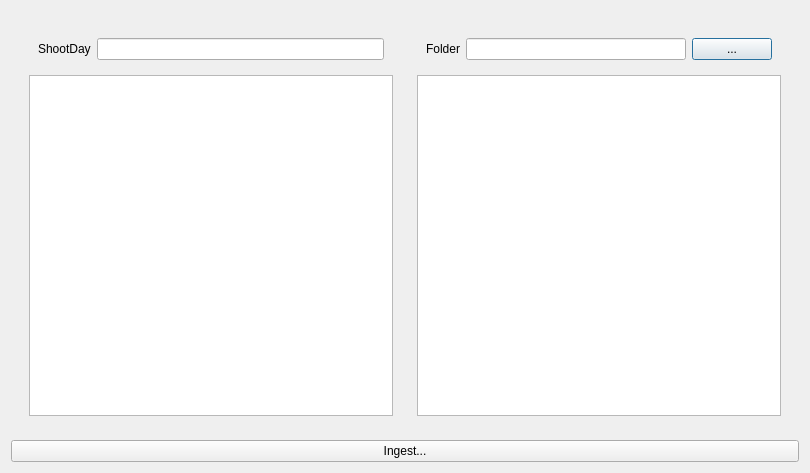
Before: the Qt Designer form resources/dialog.ui in ron-fischer-foxvfxlab/tk-multi-ingestapp, drawn with Qt 5.
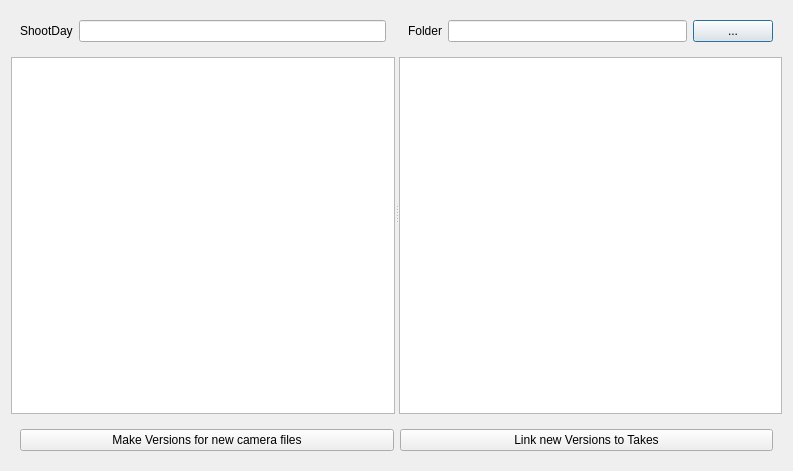
After: the same form once the commit is applied.

Commit message: Add lib subdir (removed from gitignore!) Initial processing routine for ingest.

The edit to the form file:
```diff
--- a/resources/dialog.ui
+++ b/resources/dialog.ui
@@ -6,8 +6,8 @@
    <rect>
     <x>0</x>
     <y>0</y>
-    <width>810</width>
-    <height>473</height>
+    <width>793</width>
+    <height>471</height>
    </rect>
   </property>
   <property name="sizePolicy">
@@ -19,11 +19,12 @@
   <property name="windowTitle">
    <string>Ingest Shootday Files...</string>
   </property>
-  <layout class="QVBoxLayout" name="verticalLayout_2">
+  <layout class="QVBoxLayout" name="verticalLayout_2" stretch="1,0">
    <item>
-    <widget class="QWidget" name="widget" native="true">
-     <layout class="QHBoxLayout" name="horizontalLayout_3">
-      <item>
+    <widget class="QSplitter" name="columnsSplitter">
+     <property name="orientation">
+      <enum>Qt::Horizontal</enum>
+     </property>
        <widget class="QWidget" name="dateWidget" native="true">
         <layout class="QVBoxLayout" name="verticalLayout_3">
          <item>
@@ -43,12 +44,10 @@
           </widget>
          </item>
          <item>
-          <widget class="QListView" name="takeView"/>
+        <widget class="QTableView" name="takeView"/>
          </item>
         </layout>
        </widget>
-      </item>
-      <item>
        <widget class="QWidget" name="filesWidget" native="true">
         <layout class="QVBoxLayout" name="verticalLayout">
          <item>
@@ -81,19 +80,36 @@
           </widget>
          </item>
          <item>
-          <widget class="QListView" name="fileView"/>
+        <widget class="QTableView" name="fileView"/>
          </item>
         </layout>
        </widget>
-      </item>
-     </layout>
+    </widget>
+   </item>
+   <item>
+    <widget class="QWidget" name="buttonTrayWidget" native="true">
+     <property name="sizePolicy">
+      <sizepolicy hsizetype="Preferred" vsizetype="Minimum">
+       <horstretch>0</horstretch>
+       <verstretch>0</verstretch>
+      </sizepolicy>
+     </property>
+     <layout class="QHBoxLayout" name="horizontalLayout_3">
+      <item>
+       <widget class="QPushButton" name="newVersionsButton">
+        <property name="text">
+         <string>Make Versions for new camera files</string>
+        </property>
     </widget>
    </item>
    <item>
-    <widget class="QPushButton" name="ingestButton">
+       <widget class="QPushButton" name="linkVersionsButton">
      <property name="text">
-      <string>Ingest...</string>
-     </property>
+         <string>Link new Versions to Takes</string>
+        </property>
+       </widget>
+      </item>
+     </layout>
     </widget>
    </item>
   </layout>
```
Left out of the diff: 14 changed lines with no effect on the pictures. Lines whose indentation alone changed are shown as unchanged. The commit also changes 14 other files.
